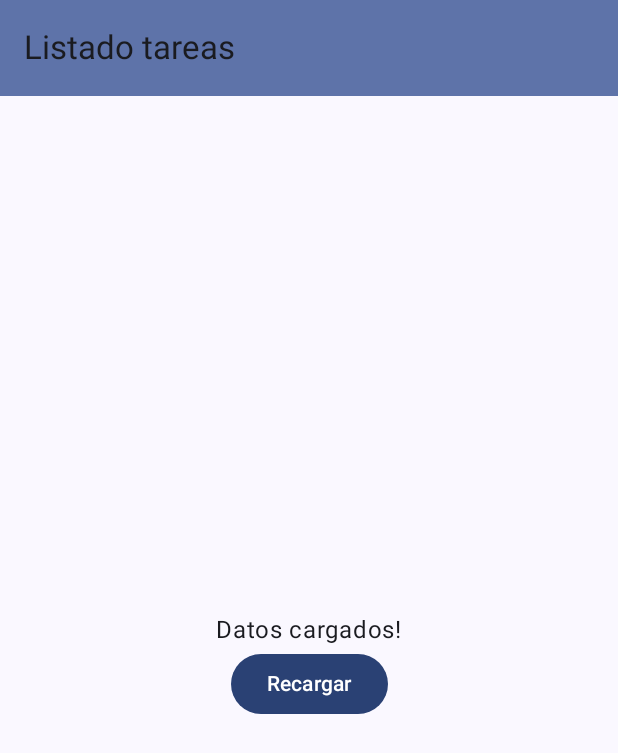
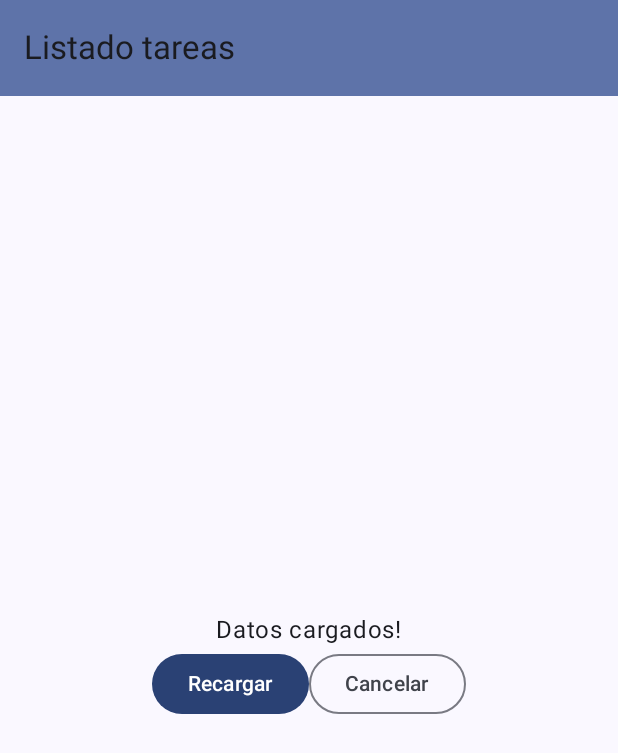
Before and after one commit to JGAguinaga/Tareas, an Android app built with Jetpack Compose: the screen it shows after launch (MainActivity), on a phone screen of 412 x 824 dp. Shown: the top 753 px of the screen. Run offline under Robolectric (Android 15) with nearby library versions, the phone set to English and light mode, and no system bars.

Commit message:
- Permitir la cancelación de la carga de datos en `ListadoScreen` y `ListadoViewModel`
- Guardar la referencia del `Job` de la corrutina en `ListadoViewModel` y exponer la función `cancelar()`.
- Capturar `CancellationException` al cargar datos para actualizar el estado de la UI (`ListadoUiState`) cuando la operación es cancelada.
- Agregar el botón "Cancelar" (`OutlinedButton`) junto al botón de recarga en `ListadoScreen`.

```diff
--- a/app/src/main/java/com/example/tareas/ui/screens/ListadoScreen.kt
+++ b/app/src/main/java/com/example/tareas/ui/screens/ListadoScreen.kt
@@ -2,9 +2,13 @@ package com.example.tareas.ui.screens
 
 import androidx.compose.foundation.layout.Arrangement
 import androidx.compose.foundation.layout.Column
+import androidx.compose.foundation.layout.Row
 import androidx.compose.foundation.layout.fillMaxSize
+import androidx.compose.foundation.layout.fillMaxWidth
+import androidx.compose.foundation.lazy.LazyColumn
 import androidx.compose.material3.Button
 import androidx.compose.material3.CircularProgressIndicator
+import androidx.compose.material3.OutlinedButton
 import androidx.compose.material3.Text
 import androidx.compose.runtime.Composable
 import androidx.compose.runtime.collectAsState
@@ -31,8 +35,19 @@ fun ListadoScreen(
             CircularProgressIndicator()
         }
 
-        Button(onClick = { listadoViewModel.cargarDatos() }) {
-            Text(text = "Recargar")
+
+
+        Row(
+            modifier = Modifier.fillMaxWidth(),
+            horizontalArrangement = Arrangement.Center
+        ) {
+            Button(onClick = { listadoViewModel.cargarDatos() }) {
+                Text(text = "Recargar")
+            }
+
+            OutlinedButton(onClick = { listadoViewModel.cancelar() }) {
+                Text(text = "Cancelar")
+            }
         }
     }
 }
--- a/app/src/main/java/com/example/tareas/ui/screens/ListadoViewModel.kt
+++ b/app/src/main/java/com/example/tareas/ui/screens/ListadoViewModel.kt
@@ -1,7 +1,10 @@
 package com.example.tareas.ui.screens
 
+import android.util.Log
 import androidx.lifecycle.ViewModel
 import androidx.lifecycle.viewModelScope
+import kotlinx.coroutines.CancellationException
+import kotlinx.coroutines.Job
 import kotlinx.coroutines.delay
 import kotlinx.coroutines.flow.MutableStateFlow
 import kotlinx.coroutines.flow.asStateFlow
@@ -22,12 +25,23 @@ class ListadoViewModel: ViewModel() {
         cargarDatos()
     }
 
+    var corrutina: Job? = null
+
     fun cargarDatos(){
-        viewModelScope.launch {
-            _uiState.update { it.copy(cargando = true, mensaje = "Cargando datos") }
-            delay(5.seconds)
-            _uiState.update { it.copy(cargando = false, mensaje = "Datos cargados!") }
+        corrutina = viewModelScope.launch {
+
+            try {
+                _uiState.update { it.copy(cargando = true, mensaje = "Cargando datos") }
+                delay(5.seconds)
+                _uiState.update { it.copy(cargando = false, mensaje = "Datos cargados!") }
+            }
+            catch (e: CancellationException){
+                _uiState.update { it.copy(cargando = false, mensaje = "Cancelado") }
+            }
         }
+    }
 
+    fun cancelar(){
+        corrutina?.cancel()
     }
 }
```
